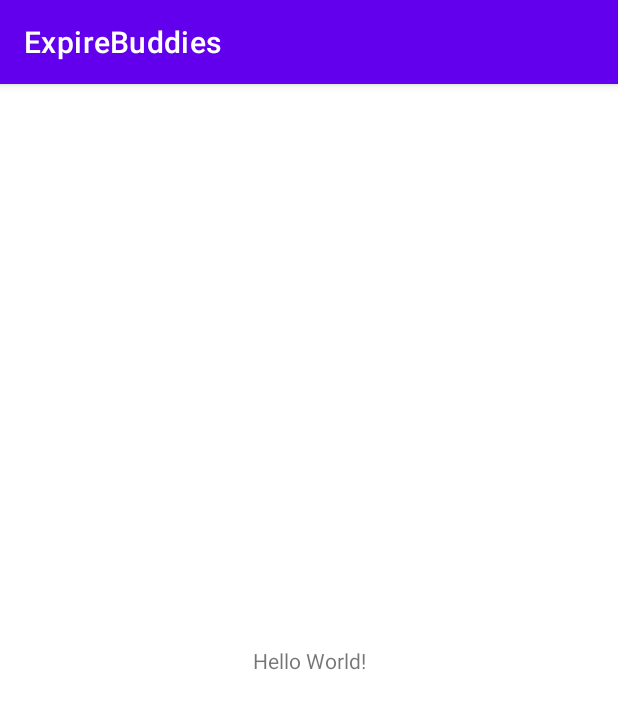
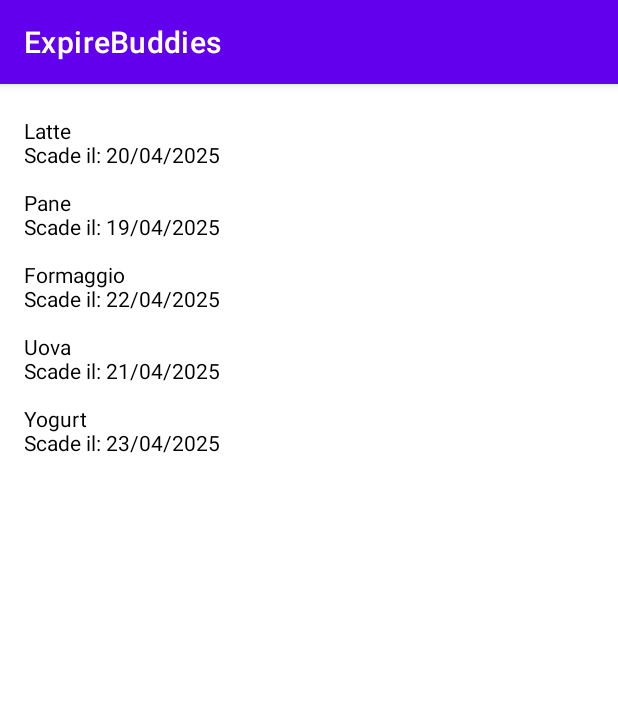
Before and after one commit to teo-dev1/ExpireBuddies, an Android app built with Jetpack Compose: the screen it shows after launch (MainActivity), on a phone screen of 412 x 824 dp. Shown: the top 709 px of the screen. Run offline under Robolectric (Android 15) with nearby library versions, the phone set to English and light mode, and no system bars.

```diff
--- a/app/src/main/java/com/example/expirebuddies/MainActivity.kt
+++ b/app/src/main/java/com/example/expirebuddies/MainActivity.kt
@@ -2,10 +2,17 @@ package com.example.expirebuddies
 
 import androidx.appcompat.app.AppCompatActivity
 import android.os.Bundle
+import androidx.activity.compose.setContent
+import com.example.expirebuddies.view.components.FoodList
+import com.example.expirebuddies.view.components.MainScreen
+import com.example.expirebuddies.view.components.mockFoodList
 
 class MainActivity : AppCompatActivity() {
     override fun onCreate(savedInstanceState: Bundle?) {
         super.onCreate(savedInstanceState)
         setContentView(R.layout.activity_main)
+        setContent {
+            MainScreen()
+        }
     }
 }
--- /dev/null
+++ b/app/src/main/java/com/example/expirebuddies/view/components/FoodList.kt
@@ -0,0 +1,44 @@
+package com.example.expirebuddies.view.components
+
+
+import android.content.res.Configuration
+import androidx.compose.foundation.layout.*
+import androidx.compose.foundation.lazy.LazyColumn
+import androidx.compose.foundation.lazy.items
+import androidx.compose.material3.Text
+import androidx.compose.runtime.Composable
+import androidx.compose.ui.Modifier
+import androidx.compose.ui.tooling.preview.Preview
+import androidx.compose.ui.unit.dp
+
+data class FoodItem(val name: String, val expiryDate: String)
+
+val mockFoodList = listOf(
+    FoodItem("Latte", "20/04/2025"),
+    FoodItem("Pane", "19/04/2025"),
+    FoodItem("Formaggio", "22/04/2025"),
+    FoodItem("Uova", "21/04/2025"),
+    FoodItem("Yogurt", "23/04/2025")
+)
+
+
+@Composable
+fun FoodList(items: List<FoodItem>) {
+    LazyColumn(
+        modifier = Modifier
+            .fillMaxSize()
+            .padding(16.dp)
+    ) {
+        items(items) { item ->
+            Column(modifier = Modifier.padding(vertical = 8.dp)) {
+                Text(text = item.name)
+                Text(text = "Scade il: ${item.expiryDate}")
+            }
+        }
+    }
+}
+
+@Composable
+fun MainScreen() {
+    FoodList(items = mockFoodList)
+}
--- a/build.gradle
+++ b/build.gradle
@@ -1,9 +1,8 @@
 // Top-level build file where you can add configuration options common to all sub-projects/modules.
-
 buildscript {
     dependencies {
         classpath 'com.android.tools.build:gradle:7.3.1'
-        classpath 'org.jetbrains.kotlin:kotlin-gradle-plugin:1.7.20'
+        classpath "org.jetbrains.kotlin:kotlin-gradle-plugin:1.7.10"
         classpath "com.google.dagger:hilt-android-gradle-plugin:2.44"
     }
 }
@@ -11,5 +10,5 @@ buildscript {
 plugins {
     id 'com.android.application' version '7.3.1' apply false
     id 'com.android.library' version '7.3.1' apply false
-    id 'org.jetbrains.kotlin.android' version '1.7.20' apply false
+    id 'org.jetbrains.kotlin.android' version '1.7.10' apply false //
 }
--- a/gradle.properties
+++ b/gradle.properties
@@ -21,3 +21,7 @@ kotlin.code.style=official
 # resources declared in the library itself and none from the library's dependencies,
 # thereby reducing the size of the R class for that library
 android.nonTransitiveRClass=true
+
+android.compose.compiler.report.full=true
+android.compose.compiler.metrics=true
+android.compose.compiler.report.output=build/compose-metrics
```
Also changed, not shown: app/build.gradle (+16 -16 lines), app/src/main/java/com/example/expirebuddies/view/components/AddFoodButton.kt (added, +25 -0 lines), app/src/main/java/com/example/expirebuddies/view/components/FoodComponents.kt (added, +53 -0 lines).
